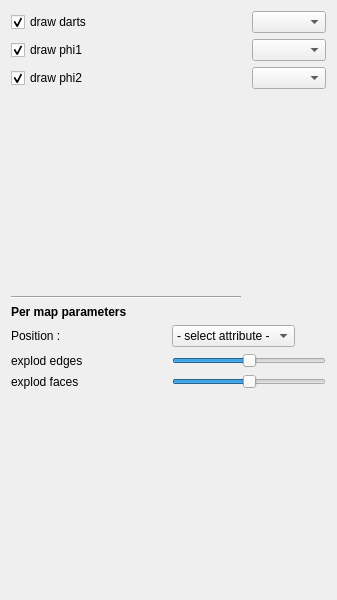
The window that SCHNApps/Plugins/surface_renderTopo/forms/surface_renderTopo.ui (cgogn/CGoGN) describes before a commit, drawn with Qt 5.
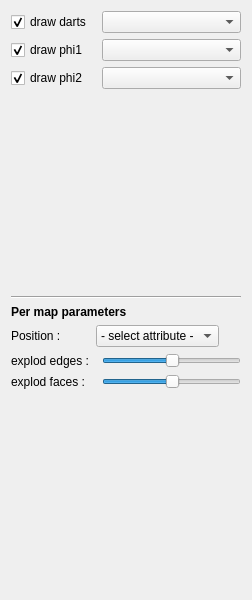
The same window after the commit. Custom widgets are drawn as their Qt base class.

Patch:
```diff
--- a/SCHNApps/Plugins/surface_renderTopo/forms/surface_renderTopo.ui
+++ b/SCHNApps/Plugins/surface_renderTopo/forms/surface_renderTopo.ui
@@ -6,7 +6,7 @@
    <rect>
     <x>0</x>
     <y>0</y>
-    <width>337</width>
+    <width>230</width>
     <height>600</height>
    </rect>
   </property>
@@ -14,17 +14,17 @@
    <string>Form</string>
   </property>
   <layout class="QGridLayout" name="gridLayout">
-   <item row="2" column="0" colspan="3">
-    <widget class="QCheckBox" name="check_drawPhi1">
-     <property name="text">
-      <string>draw phi1</string>
+   <item row="7" column="2">
+    <widget class="QSlider" name="slider_edgesScaleFactor">
+     <property name="value">
+      <number>50</number>
      </property>
-     <property name="checked">
-      <bool>true</bool>
+     <property name="orientation">
+      <enum>Qt::Horizontal</enum>
      </property>
     </widget>
    </item>
-   <item row="4" column="0" colspan="4">
+   <item row="3" column="0" colspan="3">
     <spacer name="verticalSpacer_2">
      <property name="orientation">
       <enum>Qt::Vertical</enum>
@@ -37,16 +37,105 @@
      </property>
     </spacer>
    </item>
-   <item row="2" column="3">
-    <widget class="ColorComboBox" name="combo_phi1Color"/>
-   </item>
-   <item row="3" column="3">
+   <item row="2" column="2">
     <widget class="ColorComboBox" name="combo_phi2Color"/>
    </item>
-   <item row="1" column="3">
+   <item row="8" column="0">
+    <widget class="QLabel" name="label_3">
+     <property name="text">
+      <string>explod faces :</string>
+     </property>
+    </widget>
+   </item>
+   <item row="1" column="0" colspan="2">
+    <widget class="QCheckBox" name="check_drawPhi1">
+     <property name="text">
+      <string>draw phi1</string>
+     </property>
+     <property name="checked">
+      <bool>true</bool>
+     </property>
+    </widget>
+   </item>
+   <item row="5" column="0" colspan="3">
+    <widget class="QLabel" name="label_map_param">
+     <property name="font">
+      <font>
+       <weight>75</weight>
+       <bold>true</bold>
+      </font>
+     </property>
+     <property name="text">
+      <string>Per map parameters</string>
+     </property>
+    </widget>
+   </item>
+   <item row="0" column="2">
     <widget class="ColorComboBox" name="combo_dartsColor"/>
    </item>
-   <item row="3" column="0" colspan="3">
+   <item row="6" column="0">
+    <widget class="QLabel" name="label_2">
+     <property name="sizePolicy">
+      <sizepolicy hsizetype="Fixed" vsizetype="Preferred">
+       <horstretch>0</horstretch>
+       <verstretch>0</verstretch>
+      </sizepolicy>
+     </property>
+     <property name="text">
+      <string>Position :</string>
+     </property>
+    </widget>
+   </item>
+   <item row="4" column="0" colspan="3">
+    <widget class="Line" name="line_2">
+     <property name="sizePolicy">
+      <sizepolicy hsizetype="Maximum" vsizetype="Fixed">
+       <horstretch>0</horstretch>
+       <verstretch>0</verstretch>
+      </sizepolicy>
+     </property>
+     <property name="minimumSize">
+      <size>
+       <width>230</width>
+       <height>0</height>
+      </size>
+     </property>
+     <property name="orientation">
+      <enum>Qt::Horizontal</enum>
+     </property>
+    </widget>
+   </item>
+   <item row="7" column="0">
+    <widget class="QLabel" name="label">
+     <property name="text">
+      <string>explod edges :</string>
+     </property>
+    </widget>
+   </item>
+   <item row="1" column="2">
+    <widget class="ColorComboBox" name="combo_phi1Color"/>
+   </item>
+   <item row="8" column="2">
+    <widget class="QSlider" name="slider_facesScaleFactor">
+     <property name="value">
+      <number>50</number>
+     </property>
+     <property name="orientation">
+      <enum>Qt::Horizontal</enum>
+     </property>
+    </widget>
+   </item>
+   <item row="0" column="0" colspan="2">
+    <widget class="QCheckBox" name="check_drawDarts">
+     <property name="text">
+      <string>draw darts</string>
+     </property>
+     <property name="checked">
+      <bool>true</bool>
+     </property>
+    </widget>
+   </item>
+   <item row="2" column="0" colspan="2">
     <widget class="QCheckBox" name="check_drawPhi2">
      <property name="text">
       <string>draw phi2</string>
@@ -56,24 +145,7 @@
      </property>
     </widget>
    </item>
-   <item row="13" column="0" colspan="2">
-    <widget class="QLabel" name="label_3">
-     <property name="text">
-      <string>explod faces</string>
-     </property>
-    </widget>
-   </item>
-   <item row="13" column="2" colspan="2">
-    <widget class="QSlider" name="slider_facesScaleFactor">
-     <property name="value">
-      <number>50</number>
-     </property>
-     <property name="orientation">
-      <enum>Qt::Horizontal</enum>
-     </property>
-    </widget>
-   </item>
-   <item row="10" column="2" colspan="2">
+   <item row="6" column="1" colspan="2">
     <widget class="QComboBox" name="combo_positionAttribute">
      <property name="sizePolicy">
       <sizepolicy hsizetype="Maximum" vsizetype="Fixed">
@@ -88,17 +160,7 @@
      </item>
     </widget>
    </item>
-   <item row="12" column="2" colspan="2">
-    <widget class="QSlider" name="slider_edgesScaleFactor">
-     <property name="value">
-      <number>50</number>
-     </property>
-     <property name="orientation">
-      <enum>Qt::Horizontal</enum>
-     </property>
-    </widget>
-   </item>
-   <item row="15" column="0" colspan="4">
+   <item row="9" column="0" colspan="3">
     <spacer name="verticalSpacer">
      <property name="orientation">
       <enum>Qt::Vertical</enum>
@@ -111,68 +173,6 @@
      </property>
     </spacer>
    </item>
-   <item row="6" column="0" colspan="3">
-    <widget class="Line" name="line_2">
-     <property name="sizePolicy">
-      <sizepolicy hsizetype="Maximum" vsizetype="Fixed">
-       <horstretch>0</horstretch>
-       <verstretch>0</verstretch>
-      </sizepolicy>
-     </property>
-     <property name="minimumSize">
-      <size>
-       <width>230</width>
-       <height>0</height>
-      </size>
-     </property>
-     <property name="orientation">
-      <enum>Qt::Horizontal</enum>
-     </property>
-    </widget>
-   </item>
-   <item row="1" column="0" colspan="3">
-    <widget class="QCheckBox" name="check_drawDarts">
-     <property name="text">
-      <string>draw darts</string>
-     </property>
-     <property name="checked">
-      <bool>true</bool>
-     </property>
-    </widget>
-   </item>
-   <item row="12" column="0" colspan="2">
-    <widget class="QLabel" name="label">
-     <property name="text">
-      <string>explod edges</string>
-     </property>
-    </widget>
-   </item>
-   <item row="10" column="0" colspan="2">
-    <widget class="QLabel" name="label_2">
-     <property name="sizePolicy">
-      <sizepolicy hsizetype="Fixed" vsizetype="Preferred">
-       <horstretch>0</horstretch>
-       <verstretch>0</verstretch>
-      </sizepolicy>
-     </property>
-     <property name="text">
-      <string>Position :</string>
-     </property>
-    </widget>
-   </item>
-   <item row="7" column="0" colspan="4">
-    <widget class="QLabel" name="label_map_param">
-     <property name="font">
-      <font>
-       <weight>75</weight>
-       <bold>true</bold>
-      </font>
-     </property>
-     <property name="text">
-      <string>Per map parameters</string>
-     </property>
-    </widget>
-   </item>
   </layout>
  </widget>
  <customwidgets>
```
